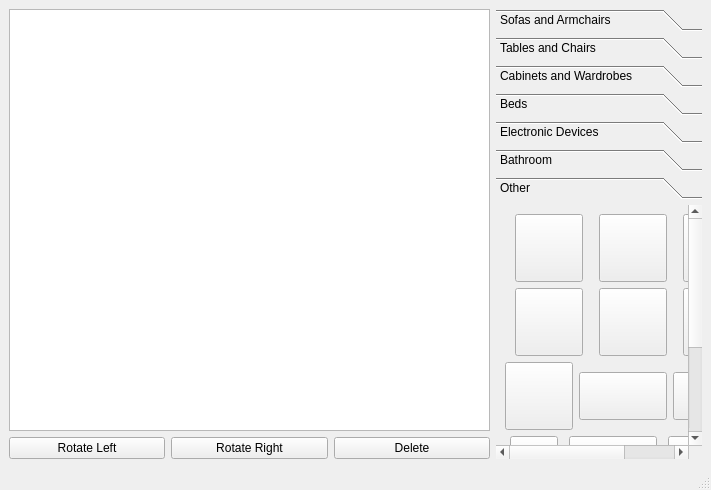
ajvazz/Home-Planner-2D, file src/ui/template_window.ui: the form before one commit.
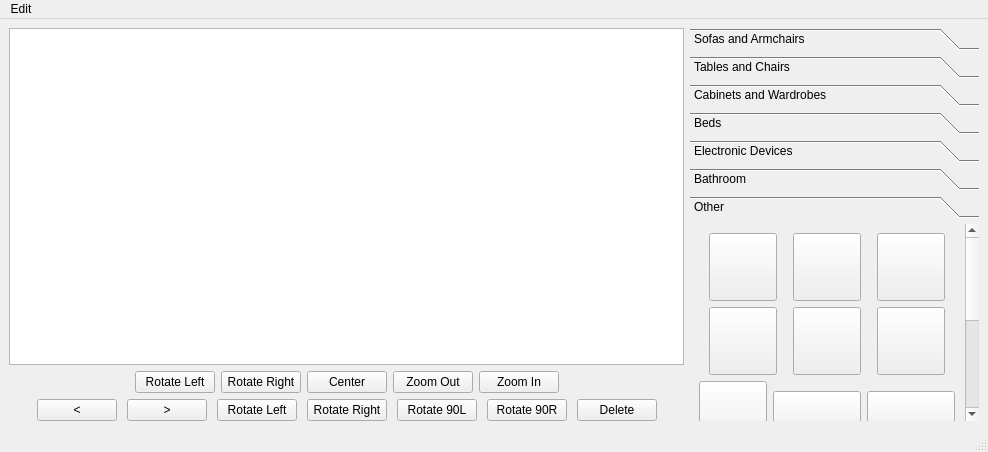
The form after the commit. The open tabs and pages were chosen to show the change. Icons and pictures are not drawn.

Commit message:
Icon resize, more controls
- icons are now custom sized
- some icons have a description
- added scene manipulation controls
- added more 'empty' controls for furniture manipulation

Patch:
```diff
--- a/src/ui/template_window.ui
+++ b/src/ui/template_window.ui
@@ -6,8 +6,8 @@
    <rect>
     <x>0</x>
     <y>0</y>
-    <width>711</width>
-    <height>490</height>
+    <width>988</width>
+    <height>452</height>
    </rect>
   </property>
   <property name="windowTitle">
@@ -20,9 +20,9 @@
      <verstretch>0</verstretch>
     </sizepolicy>
    </property>
-   <layout class="QHBoxLayout" name="horizontalLayout_2" stretch="7,3">
+   <layout class="QHBoxLayout" name="horizontalLayout_28" stretch="7,3">
     <item>
-     <layout class="QVBoxLayout" name="verticalLayout" stretch="0,0">
+     <layout class="QVBoxLayout" name="vertLayoutLeft">
       <item>
        <widget class="QGraphicsView" name="graphicsView">
         <property name="cursor" stdset="0">
@@ -46,28 +46,171 @@
        </widget>
       </item>
       <item>
-       <layout class="QHBoxLayout" name="controls">
+       <layout class="QHBoxLayout" name="horizontalLayout_2">
         <item>
-         <widget class="QPushButton" name="pushButton">
+         <spacer name="horizSpacerControlsLeft">
+          <property name="orientation">
+           <enum>Qt::Horizontal</enum>
+          </property>
+          <property name="sizeHint" stdset="0">
+           <size>
+            <width>40</width>
+            <height>20</height>
+           </size>
+          </property>
+         </spacer>
+        </item>
+        <item>
+         <widget class="QPushButton" name="btnRotateSceneLeft">
           <property name="text">
            <string>Rotate Left</string>
           </property>
          </widget>
         </item>
         <item>
-         <widget class="QPushButton" name="pushButton_2">
+         <widget class="QPushButton" name="btnRotateSceneRight">
           <property name="text">
            <string>Rotate Right</string>
           </property>
          </widget>
         </item>
         <item>
-         <widget class="QPushButton" name="pushButton_3">
+         <widget class="QPushButton" name="btnCenterScene">
+          <property name="text">
+           <string>Center</string>
+          </property>
+         </widget>
+        </item>
+        <item>
+         <widget class="QPushButton" name="btnZoomOut">
+          <property name="text">
+           <string>Zoom Out</string>
+          </property>
+         </widget>
+        </item>
+        <item>
+         <widget class="QPushButton" name="btnZoomIn">
+          <property name="text">
+           <string>Zoom In</string>
+          </property>
+         </widget>
+        </item>
+        <item>
+         <spacer name="horizSpacerControlsRight">
+          <property name="orientation">
+           <enum>Qt::Horizontal</enum>
+          </property>
+          <property name="sizeHint" stdset="0">
+           <size>
+            <width>40</width>
+            <height>20</height>
+           </size>
+          </property>
+         </spacer>
+        </item>
+       </layout>
+      </item>
+      <item>
+       <layout class="QHBoxLayout" name="horizontalLayout_27" stretch="3,1,1,1,1,1,1,1,3">
+        <property name="spacing">
+         <number>10</number>
+        </property>
+        <item>
+         <spacer name="horizontalSpacer">
+          <property name="orientation">
+           <enum>Qt::Horizontal</enum>
+          </property>
+          <property name="sizeHint" stdset="0">
+           <size>
+            <width>40</width>
+            <height>20</height>
+           </size>
+          </property>
+         </spacer>
+        </item>
+        <item>
+         <widget class="QPushButton" name="btnMoveLeft1">
+          <property name="cursor">
+           <cursorShape>PointingHandCursor</cursorShape>
+          </property>
+          <property name="text">
+           <string>&lt;</string>
+          </property>
+         </widget>
+        </item>
+        <item>
+         <widget class="QPushButton" name="btnMoveRight1">
+          <property name="cursor">
+           <cursorShape>PointingHandCursor</cursorShape>
+          </property>
+          <property name="text">
+           <string>&gt;</string>
+          </property>
+         </widget>
+        </item>
+        <item>
+         <widget class="QPushButton" name="btnRotateLeft">
+          <property name="cursor">
+           <cursorShape>PointingHandCursor</cursorShape>
+          </property>
+          <property name="text">
+           <string>Rotate Left</string>
+          </property>
+         </widget>
+        </item>
+        <item>
+         <widget class="QPushButton" name="btnRotateRight">
+          <property name="cursor">
+           <cursorShape>PointingHandCursor</cursorShape>
+          </property>
+          <property name="text">
+           <string>Rotate Right</string>
+          </property>
+         </widget>
+        </item>
+        <item>
+         <widget class="QPushButton" name="btnRotate90Left">
+          <property name="cursor">
+           <cursorShape>PointingHandCursor</cursorShape>
+          </property>
+          <property name="text">
+           <string>Rotate 90L</string>
+          </property>
+         </widget>
+        </item>
+        <item>
+         <widget class="QPushButton" name="btnRotate90Right">
+          <property name="cursor">
+           <cursorShape>PointingHandCursor</cursorShape>
+          </property>
+          <property name="text">
+           <string>Rotate 90R</string>
+          </property>
+         </widget>
+        </item>
+        <item>
+         <widget class="QPushButton" name="btnDeleteItem">
+          <property name="cursor">
+           <cursorShape>PointingHandCursor</cursorShape>
+          </property>
           <property name="text">
            <string>Delete</string>
           </property>
          </widget>
         </item>
+        <item>
+         <spacer name="horizontalSpacer_2">
+          <property name="orientation">
+           <enum>Qt::Horizontal</enum>
+          </property>
+          <property name="sizeHint" stdset="0">
+           <size>
+            <width>40</width>
+            <height>20</height>
+           </size>
+          </property>
+         </spacer>
+        </item>
        </layout>
       </item>
      </layout>
@@ -2906,10 +3049,10 @@
       <widget class="QWidget" name="tbOther">
        <property name="geometry">
         <rect>
-         <x>-3</x>
-         <y>-162</y>
+         <x>0</x>
+         <y>0</y>
          <width>252</width>
-         <height>360</height>
+         <height>370</height>
         </rect>
        </property>
        <attribute name="label">
@@ -3158,12 +3301,9 @@
              <cursorShape>PointingHandCursor</cursorShape>
             </property>
             <property name="styleSheet">
-             <string notr="true">background-color: transparent;
-border-image: url(:/img/furniture/other/bench_press.png);
+             <string notr="true">border-image: url(:/img/furniture/other/bench_press.png);
 width: 40px;
-height: 40px;
-background: none;
-background-repeat: none;</string>
+height: 50px;</string>
             </property>
             <property name="text">
              <string/>
@@ -3182,12 +3322,9 @@
              <cursorShape>PointingHandCursor</cursorShape>
             </property>
             <property name="styleSheet">
-             <string notr="true">background-color: transparent;
-border-image: url(:/img/furniture/other/ironing_board_white.png);
-width: 80px;
-height: 40px;
-background: none;
-background-repeat: none;</string>
+             <string notr="true">border-image: url(:/img/furniture/other/ironing_board_white.png);
+width: 65px;
+height: 25px;</string>
             </property>
             <property name="text">
              <string/>
@@ -3206,12 +3343,9 @@
              <cursorShape>PointingHandCursor</cursorShape>
             </property>
             <property name="styleSheet">
-             <string notr="true">background-color: transparent;
-border-image: url(:/img/furniture/other/ironing_board_lightblue.png);
-width: 80px;
-height: 40px;
-background: none;
-background-repeat: none;</string>
+             <string notr="true">border-image: url(:/img/furniture/other/ironing_board_lightblue.png);
+width: 65px;
+height: 25px;</string>
             </property>
             <property name="text">
              <string/>
@@ -3383,10 +3517,20 @@
     <rect>
      <x>0</x>
      <y>0</y>
-     <width>711</width>
+     <width>988</width>
      <height>22</height>
     </rect>
    </property>
+   <widget class="QMenu" name="menuEdit">
+    <property name="title">
+     <string>Edit</string>
+    </property>
+    <addaction name="separator"/>
+    <addaction name="actionClear_All"/>
+    <addaction name="separator"/>
+    <addaction name="actionQuit"/>
+   </widget>
+   <addaction name="menuEdit"/>
   </widget>
   <widget class="QStatusBar" name="statusbar"/>
   <action name="actionClearAll">
```
Left out of the diff: 200 changed lines with no effect on the pictures.
